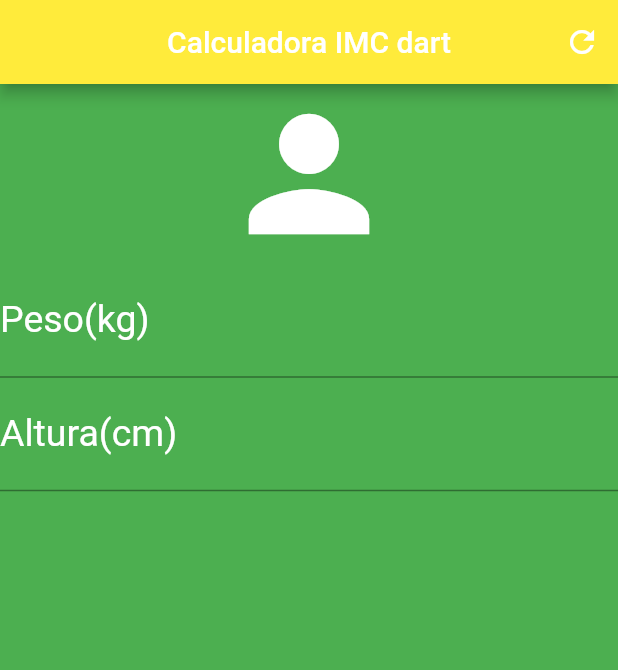
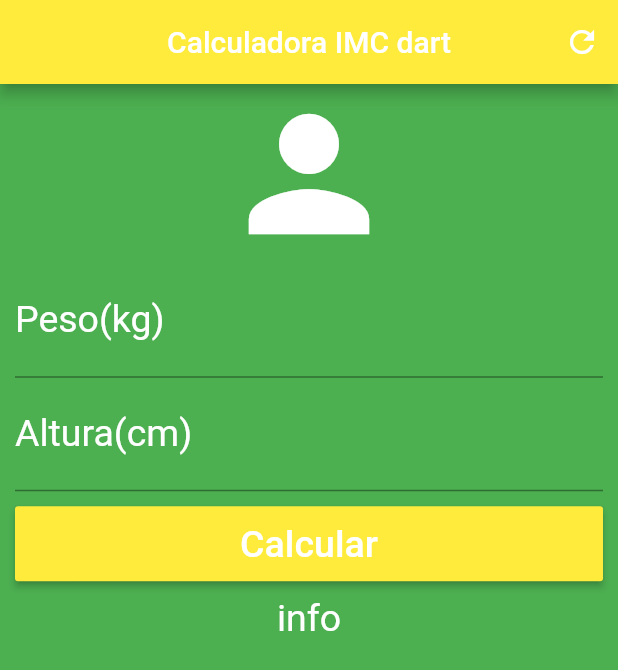
Before and after one commit to gcoutinho1/Calc_IMC_Flutter, a Flutter app: the screen it shows after launch, on a phone screen of 412 x 824 dp. Shown: the top 670 px of the screen. Run offline on Flutter 3.47's test engine with Material 2 defaults, Android fonts, the phone set to English and light mode, and no system bars.

Commit message:
Added ScrollView

```diff
--- a/lib/main.dart
+++ b/lib/main.dart
@@ -27,7 +27,9 @@ class _HomeState extends State<Home> {
         ],
       ),
       backgroundColor: Colors.green,
-      body: Column(
+      body: SingleChildScrollView(
+        padding: EdgeInsets.fromLTRB(10, 0, 10, 0),
+        child: Column(
           crossAxisAlignment: CrossAxisAlignment.stretch,
           children: <Widget>[
             Icon(Icons.person, size: 120, color: Colors.white),
@@ -47,8 +49,23 @@ class _HomeState extends State<Home> {
               textAlign: TextAlign.center,
               style: TextStyle(color: Colors.white, fontSize: 25.0),
             ),
+            Padding(
+              padding: EdgeInsets.only(top: 10, bottom: 10),
+              child: Container(
+                height: 50,
+                child: RaisedButton(
+                  onPressed: (){},
+                  child: Text("Calcular", style: TextStyle(color: Colors.white, fontSize: 25.0),),
+                  color: Colors.yellow,
+                ),
+              ),
+            ),
+            Text("info",
+              textAlign: TextAlign.center,
+              style: TextStyle(color: Colors.white, fontSize: 25.0),)
           ],
         ),
+      )
     );
   }
 }
```
Lines whose indentation alone changed are shown as unchanged.
